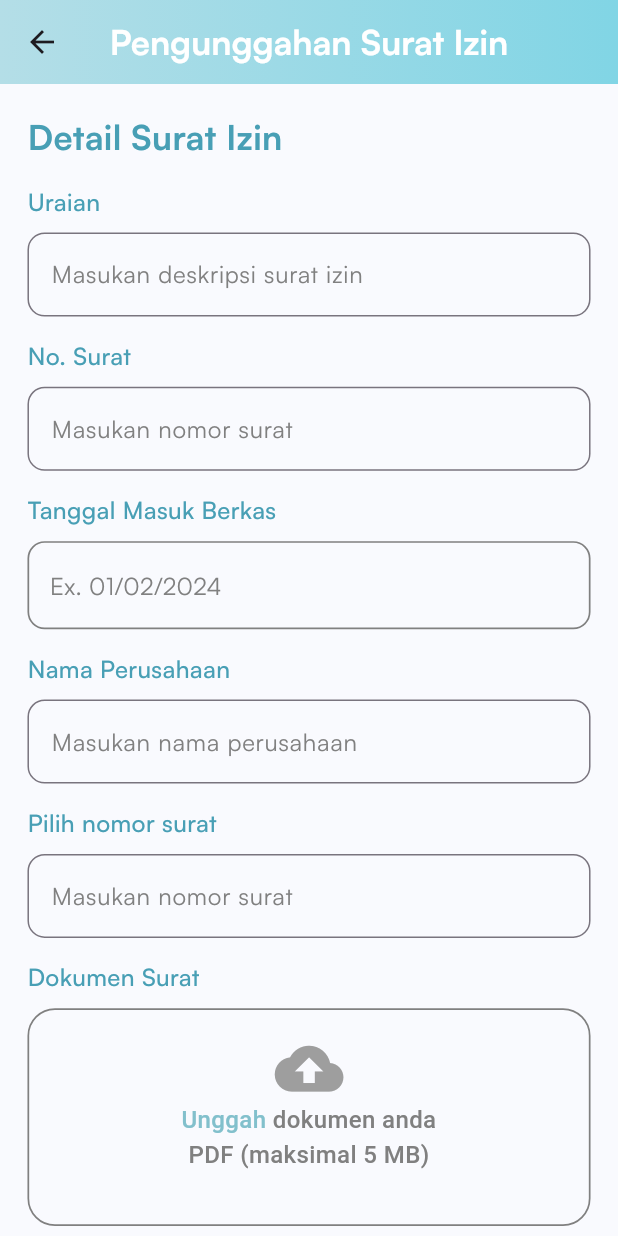
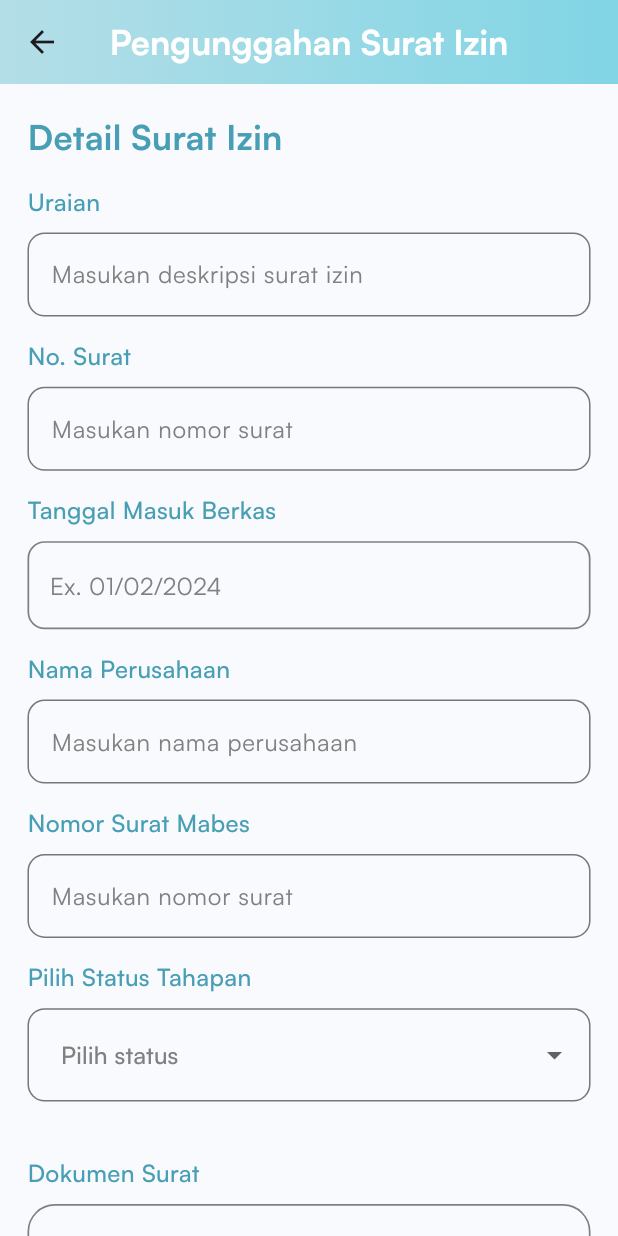
Before and after one commit to GGngodong/tracking-apps, a Flutter app: the UploadPage screen opened directly, on a phone screen of 412 x 824 dp. Run offline on Flutter 3.47's test engine with Material 3 defaults, Android fonts, the phone set to English and light mode, and no system bars; our stand-ins replace connectivity_plus, dropdown_button2, equatable, file_picker, flutter_screenutil, logger and 3 more; accounts and stored records are empty.

Commit message:
update upload_page.dart

```diff
--- a/lib/presentation/pages/upload/upload_page.dart
+++ b/lib/presentation/pages/upload/upload_page.dart
@@ -4,6 +4,7 @@ import 'package:tracking_apps/configs/theme/app_colors.dart';
 import 'package:tracking_apps/presentation/component/custom_button.dart';
 import 'package:tracking_apps/presentation/component/custom_datepicker.dart';
 import 'package:tracking_apps/presentation/component/custom_text_field.dart';
+import 'package:tracking_apps/presentation/component/dropdown_form.dart';
 import 'package:tracking_apps/presentation/component/pdf_upload.dart';
 
 class UploadPage extends StatefulWidget {
@@ -75,7 +76,8 @@ Widget _body(BuildContext context) {
         SizedBox(
           height: 12.h,
         ),
-        const CustomDatePicker(header: 'Tanggal Masuk Berkas', hintText: 'Ex. 01/02/2024'),
+        const CustomDatePicker(
+            header: 'Tanggal Masuk Berkas', hintText: 'Ex. 01/02/2024'),
         SizedBox(
           height: 12.h,
         ),
@@ -88,10 +90,13 @@ Widget _body(BuildContext context) {
         ),
         const CustomTextField(
           hintText: 'Masukan nomor surat',
-          header: 'Pilih nomor surat',
+          header: 'Nomor Surat Mabes',
         ),
         SizedBox(
           height: 12.h,
+        ),
+        DropdownForm(
+          header: 'Pilih Status Tahapan',
         ),
         const PdfUpload(
           header: 'Dokumen Surat',
```
